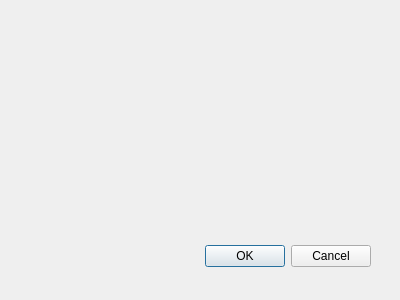
Before: the Qt Designer form TeamBdbTool/form/committodbdialog.ui in FormSeher/formseher, drawn with Qt 5.
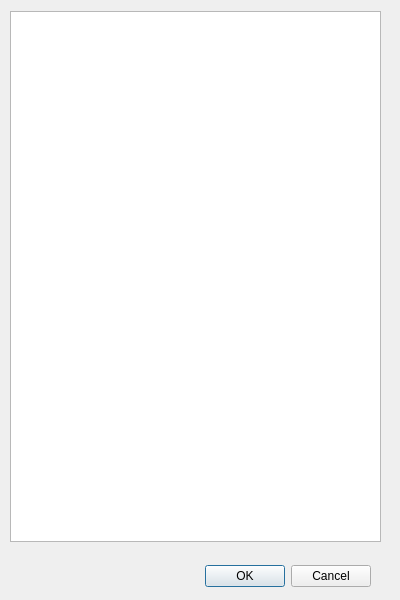
After: the same form once the commit is applied.

What changed in the file:
```diff
--- a/TeamBdbTool/form/committodbdialog.ui
+++ b/TeamBdbTool/form/committodbdialog.ui
@@ -9,7 +9,7 @@
     <x>0</x>
     <y>0</y>
     <width>400</width>
-    <height>300</height>
+    <height>600</height>
    </rect>
   </property>
   <property name="windowTitle">
@@ -19,7 +19,7 @@
    <property name="geometry">
     <rect>
      <x>30</x>
-     <y>240</y>
+     <y>560</y>
      <width>341</width>
      <height>32</height>
     </rect>
@@ -31,6 +31,16 @@
     <set>QDialogButtonBox::Cancel|QDialogButtonBox::Ok</set>
    </property>
   </widget>
+  <widget class="QTextBrowser" name="textBrowser">
+   <property name="geometry">
+    <rect>
+     <x>10</x>
+     <y>11</y>
+     <width>371</width>
+     <height>531</height>
+    </rect>
+   </property>
+  </widget>
  </widget>
  <pixmapfunction/>
  <resources/>
```
Left out of the diff: 5 changed lines with no effect on the pictures.
